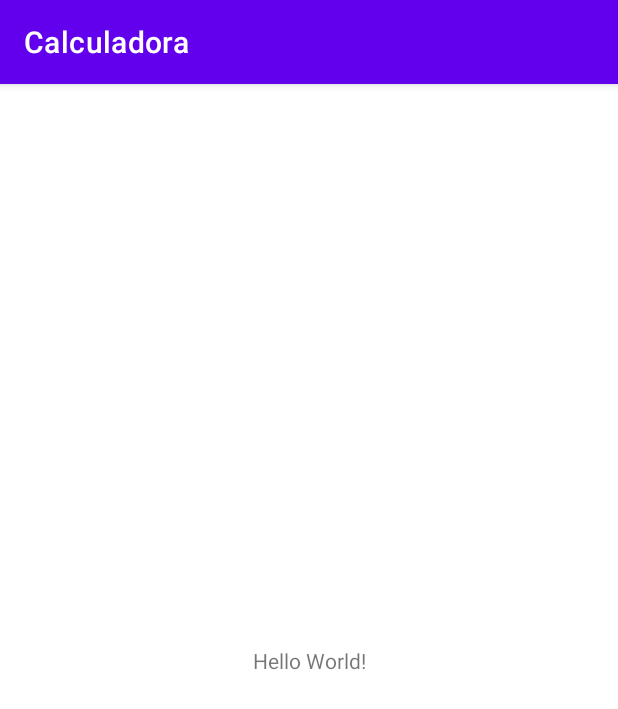
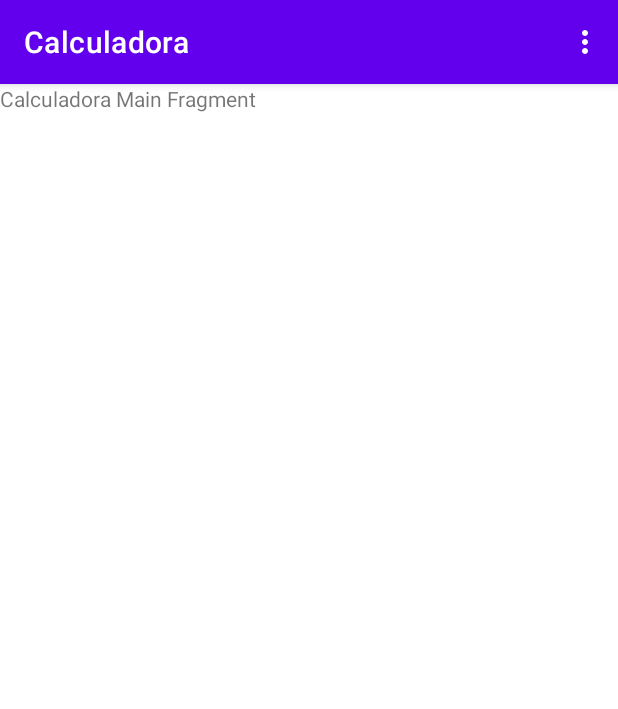
Before and after one commit to florencioMath/University-ADS-Calculadora2, an Android app: the screen it shows after launch (MainActivity), on a phone screen of 412 x 824 dp. Shown: the top 709 px of the screen. Run offline under Robolectric (Android 15) with nearby library versions, the phone set to English and light mode, and no system bars.

Commit message:
feat: Inicialização do Menu e do fragment da Calculadora

```diff
--- a/app/src/main/java/br/com/mfds/calculadora_ads/MainActivity.java
+++ b/app/src/main/java/br/com/mfds/calculadora_ads/MainActivity.java
@@ -3,6 +3,8 @@ package br.com.mfds.calculadora_ads;
 import androidx.appcompat.app.AppCompatActivity;
 
 import android.os.Bundle;
+
+import br.com.mfds.calculadora_ads.calculadora.MainFragment;
 
 public class MainActivity extends AppCompatActivity {
 
@@ -10,5 +12,8 @@ public class MainActivity extends AppCompatActivity {
     protected void onCreate(Bundle savedInstanceState) {
         super.onCreate(savedInstanceState);
         setContentView(R.layout.activity_main);
+        if(savedInstanceState == null) {
+            getSupportFragmentManager().beginTransaction().replace(R.id.frame_main, new MainFragment()).commit();
+        }
     }
 }
--- /dev/null
+++ b/app/src/main/java/br/com/mfds/calculadora_ads/MenuFragment.java
@@ -0,0 +1,47 @@
+package br.com.mfds.calculadora_ads;
+
+import android.os.Bundle;
+
+import androidx.fragment.app.Fragment;
+
+import android.view.LayoutInflater;
+import android.view.Menu;
+import android.view.MenuInflater;
+import android.view.MenuItem;
+import android.view.View;
+import android.view.ViewGroup;
+import android.widget.Toast;
+
+
+public class MenuFragment extends Fragment {
+
+    public MenuFragment() { }
+
+    @Override
+    public void onCreate(Bundle savedInstanceState) {
+        super.onCreate(savedInstanceState);
+        setHasOptionsMenu(true);
+    }
+
+    @Override
+    public View onCreateView(LayoutInflater inflater, ViewGroup container,
+                             Bundle savedInstanceState) {
+        // Inflate the layout for this fragment
+        return inflater.inflate(R.layout.fragment_menu, container, false);
+    }
+
+    @Override
+    public void onCreateOptionsMenu(Menu menu, MenuInflater inflater){
+        inflater.inflate(R.menu.menu, menu);
+    };
+
+    @Override
+    public boolean onOptionsItemSelected (MenuItem item) {
+        switch (item.getItemId()) {
+          case R.id.menu_historico:
+            Toast.makeText(getActivity(), "Histórico", Toast.LENGTH_LONG).show();
+            break;
+        };
+    return super.onOptionsItemSelected(item);
+    }
+}
--- /dev/null
+++ b/app/src/main/java/br/com/mfds/calculadora_ads/calculadora/MainFragment.java
@@ -0,0 +1,66 @@
+package br.com.mfds.calculadora_ads.calculadora;
+
+import android.os.Bundle;
+
+import androidx.fragment.app.Fragment;
+
+import android.view.LayoutInflater;
+import android.view.View;
+import android.view.ViewGroup;
+
+import br.com.mfds.calculadora_ads.R;
+
+/**
+ * A simple {@link Fragment} subclass.
+ * Use the {@link MainFragment#newInstance} factory method to
+ * create an instance of this fragment.
+ */
+public class MainFragment extends Fragment {
+
+    // TODO: Rename parameter arguments, choose names that match
+    // the fragment initialization parameters, e.g. ARG_ITEM_NUMBER
+    private static final String ARG_PARAM1 = "param1";
+    private static final String ARG_PARAM2 = "param2";
+
+    // TODO: Rename and change types of parameters
+    private String mParam1;
+    private String mParam2;
+
+    public MainFragment() {
+        // Required empty public constructor
+    }
+
+    /**
+     * Use this factory method to create a new instance of
+     * this fragment using the provided parameters.
+     *
+     * @param param1 Parameter 1.
+     * @param param2 Parameter 2.
+     * @return A new instance of fragment MainFragment.
+     */
+    // TODO: Rename and change types and number of parameters
+    public static MainFragment newInstance(String param1, String param2) {
+        MainFragment fragment = new MainFragment();
+        Bundle args = new Bundle();
+        args.putString(ARG_PARAM1, param1);
+        args.putString(ARG_PARAM2, param2);
+        fragment.setArguments(args);
+        return fragment;
+    }
+
+    @Override
+    public void onCreate(Bundle savedInstanceState) {
+        super.onCreate(savedInstanceState);
+        if (getArguments() != null) {
+            mParam1 = getArguments().getString(ARG_PARAM1);
+            mParam2 = getArguments().getString(ARG_PARAM2);
+        }
+    }
+
+    @Override
+    public View onCreateView(LayoutInflater inflater, ViewGroup container,
+                             Bundle savedInstanceState) {
+        // Inflate the layout for this fragment
+        return inflater.inflate(R.layout.calculadora_fragment_main, container, false);
+    }
+}
--- a/app/src/main/res/layout/activity_main.xml
+++ b/app/src/main/res/layout/activity_main.xml
@@ -1,18 +1,22 @@
 <?xml version="1.0" encoding="utf-8"?>
-<androidx.constraintlayout.widget.ConstraintLayout xmlns:android="http://schemas.android.com/apk/res/android"
-    xmlns:app="http://schemas.android.com/apk/res-auto"
+<LinearLayout xmlns:android="http://schemas.android.com/apk/res/android"
     xmlns:tools="http://schemas.android.com/tools"
     android:layout_width="match_parent"
     android:layout_height="match_parent"
-    tools:context=".MainActivity">
+    android:orientation="vertical"
+    tools:context=".MainActivity"
+    tools:menu="@menu/menu">
 
-    <TextView
-        android:layout_width="wrap_content"
-        android:layout_height="wrap_content"
-        android:text="Hello World!"
-        app:layout_constraintBottom_toBottomOf="parent"
-        app:layout_constraintEnd_toEndOf="parent"
-        app:layout_constraintStart_toStartOf="parent"
-        app:layout_constraintTop_toTopOf="parent" />
+    <fragment
+        android:id="@+id/menu_fragment"
+        android:name="br.com.mfds.calculadora_ads.MenuFragment"
+        android:layout_width="match_parent"
+        android:layout_height="wrap_content" />
 
-</androidx.constraintlayout.widget.ConstraintLayout>
+    <FrameLayout
+        android:id="@+id/frame_main"
+        android:layout_width="match_parent"
+        android:layout_height="match_parent" />
+
+
+</LinearLayout>
--- /dev/null
+++ b/app/src/main/res/layout/calculadora_fragment_main.xml
@@ -0,0 +1,13 @@
+<?xml version="1.0" encoding="utf-8"?>
+<FrameLayout xmlns:android="http://schemas.android.com/apk/res/android"
+    xmlns:tools="http://schemas.android.com/tools"
+    android:layout_width="match_parent"
+    android:layout_height="match_parent"
+    tools:context=".calculadora.MainFragment">
+
+    <TextView
+        android:layout_width="match_parent"
+        android:layout_height="match_parent"
+        android:text="Calculadora Main Fragment" />
+
+</FrameLayout>
--- /dev/null
+++ b/app/src/main/res/layout/fragment_menu.xml
@@ -0,0 +1,8 @@
+<?xml version="1.0" encoding="utf-8"?>
+<FrameLayout xmlns:android="http://schemas.android.com/apk/res/android"
+    xmlns:tools="http://schemas.android.com/tools"
+    android:layout_width="match_parent"
+    android:layout_height="match_parent"
+    tools:context=".MenuFragment">
+
+</FrameLayout>
--- /dev/null
+++ b/app/src/main/res/menu/menu.xml
@@ -0,0 +1,7 @@
+<?xml version="1.0" encoding="utf-8"?>
+<menu xmlns:android="http://schemas.android.com/apk/res/android">
+    <item
+        android:id="@+id/menu_historico"
+        android:title="@string/historico" />
+
+</menu>
--- a/app/src/main/res/values/strings.xml
+++ b/app/src/main/res/values/strings.xml
@@ -1,3 +1,6 @@
 <resources>
     <string name="app_name">Calculadora</string>
+    <!-- TODO: Remove or change this placeholder text -->
+    <string name="hello_blank_fragment">Hello blank fragment</string>
+    <string name="historico">Histórico</string>
 </resources>
```
